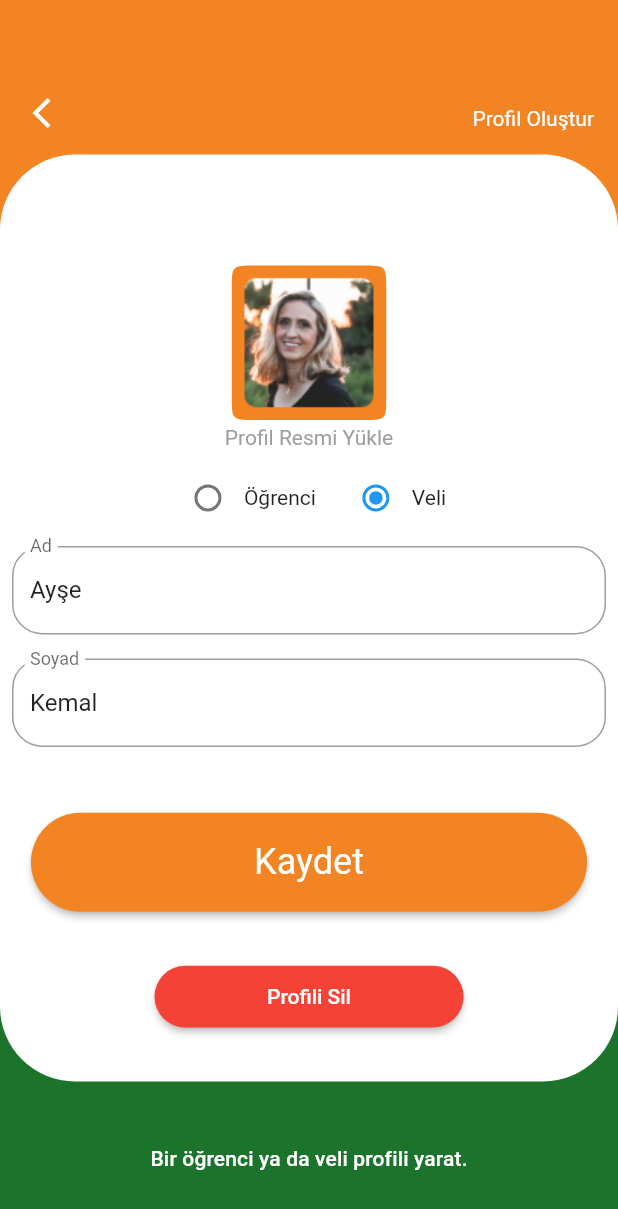
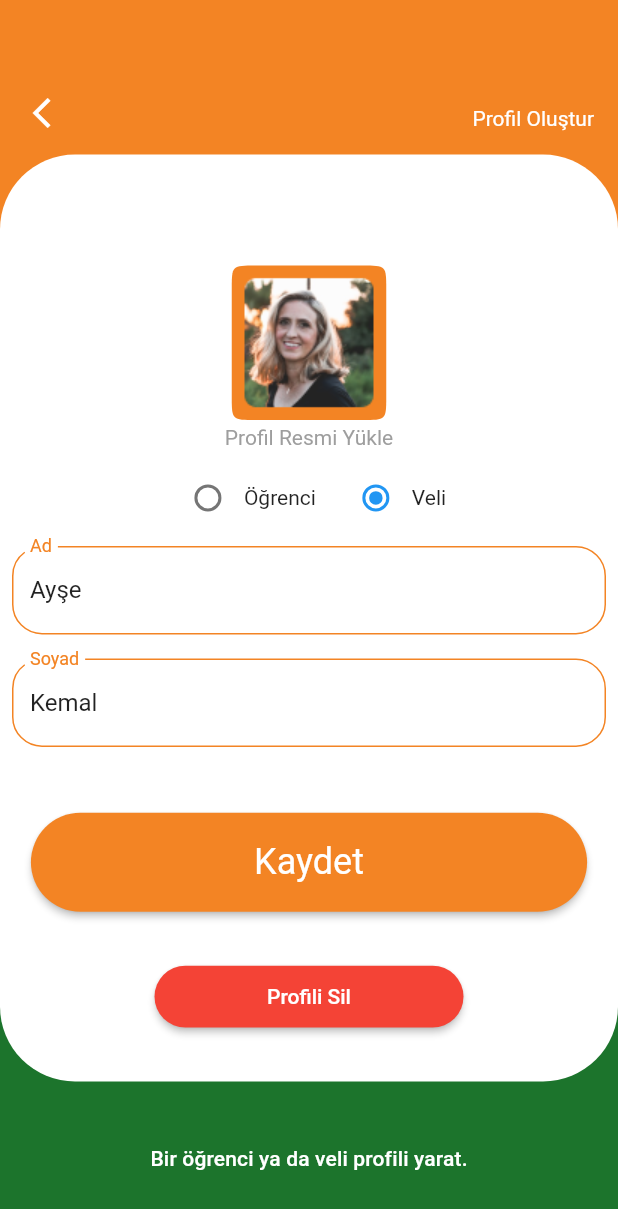
Before and after one commit to hasan-ciftci/dodi, a Flutter app: the CreateProfileExtra screen opened by its route, on a phone screen of 412 x 824 dp. Shown: the top 1209 px of the screen. Run offline on Flutter 3.47's test engine with Material 2 defaults, Android fonts, the phone set to English and light mode, and no system bars; our stand-ins replace charts_flutter.

Commit message:
Create profile/extra  views textfield style changed due to different states.

```diff
--- a/lib/view/create_profile_extra.dart
+++ b/lib/view/create_profile_extra.dart
@@ -12,6 +12,13 @@ class CreateProfileExtra extends StatefulWidget {
 class _CreateProfileExtraState extends State<CreateProfileExtra> {
   ProfileType _profileType = ProfileType.Parent;
   bool isProfilePictureSelected = false;
+  TextEditingController _nameController = TextEditingController(text: "Ayşe");
+  TextEditingController _lastNameController =
+      TextEditingController(text: "Kemal");
+  bool isNameFieldValid = true;
+  bool isLastNameFieldValid = true;
+  bool isSaveButtonActive = true;
+
   @override
   Widget build(BuildContext context) {
     Size size = MediaQuery.of(context).size;
@@ -68,6 +75,7 @@ class _CreateProfileExtraState extends State<CreateProfileExtra> {
             color: Colors.white,
           ),
           child: Form(
+            onChanged: checkFormIsValid,
             child: Column(
               children: [
                 SizedBox(height: size.height * .08),
@@ -176,13 +184,31 @@ class _CreateProfileExtraState extends State<CreateProfileExtra> {
     return Padding(
       padding: EdgeInsets.all(8.0),
       child: TextFormField(
-        initialValue: "Ayşe",
+        controller: _nameController,
         decoration: InputDecoration(
-          labelText: "Ad",
-          border: OutlineInputBorder(
+          focusedBorder: OutlineInputBorder(
+            borderSide: BorderSide(
+                color: isNameFieldValid
+                    ? Theme.of(context).backgroundColor
+                    : Colors.grey),
             borderRadius: BorderRadius.all(
               Radius.circular(20.0),
             ),
+          ),
+          enabledBorder: OutlineInputBorder(
+            borderSide: BorderSide(
+                color: isNameFieldValid
+                    ? Theme.of(context).backgroundColor
+                    : Colors.grey),
+            borderRadius: BorderRadius.all(
+              Radius.circular(20.0),
+            ),
+          ),
+          labelText: "Ad",
+          labelStyle: TextStyle(
+            color: isNameFieldValid
+                ? Theme.of(context).backgroundColor
+                : Colors.grey,
           ),
         ),
       ),
@@ -193,13 +219,31 @@ class _CreateProfileExtraState extends State<CreateProfileExtra> {
     return Padding(
       padding: EdgeInsets.all(8.0),
       child: TextFormField(
-        initialValue: "Kemal",
+        controller: _lastNameController,
         decoration: InputDecoration(
-          labelText: "Soyad",
-          border: OutlineInputBorder(
+          focusedBorder: OutlineInputBorder(
+            borderSide: BorderSide(
+                color: isLastNameFieldValid
+                    ? Theme.of(context).backgroundColor
+                    : Colors.grey),
             borderRadius: BorderRadius.all(
               Radius.circular(20.0),
             ),
+          ),
+          enabledBorder: OutlineInputBorder(
+            borderSide: BorderSide(
+                color: isLastNameFieldValid
+                    ? Theme.of(context).backgroundColor
+                    : Colors.grey),
+            borderRadius: BorderRadius.all(
+              Radius.circular(20.0),
+            ),
+          ),
+          labelText: "Soyad",
+          labelStyle: TextStyle(
+            color: isLastNameFieldValid
+                ? Theme.of(context).backgroundColor
+                : Colors.grey,
           ),
         ),
       ),
@@ -211,9 +255,11 @@ class _CreateProfileExtraState extends State<CreateProfileExtra> {
       height: size.height * .08,
       width: size.width * .9,
       child: ElevatedButton(
-        onPressed: () {
-          Navigator.of(context).pushNamed("/chooseProfileExtra");
-        },
+        onPressed: isSaveButtonActive
+            ? () {
+                Navigator.of(context).pushNamed("/chooseProfileExtra");
+              }
+            : null,
         child: Text(
           "Kaydet",
           style: Theme.of(context)
@@ -268,4 +314,32 @@ class _CreateProfileExtraState extends State<CreateProfileExtra> {
       ],
     );
   }
+
+  bool get checkNameFieldFilled =>
+      _nameController.text != null && _nameController.text.isNotEmpty;
+
+  bool get checkLastNameFieldFilled =>
+      _lastNameController.text != null && _lastNameController.text.isNotEmpty;
+
+  bool get checkFormFieldsAreComplete =>
+      checkNameFieldFilled && checkLastNameFieldFilled;
+
+  void checkFormIsValid() {
+    bool statusChanged = false;
+    if (checkFormFieldsAreComplete != isSaveButtonActive) {
+      isSaveButtonActive = !isSaveButtonActive;
+      statusChanged = true;
+    }
+    if (isNameFieldValid != checkNameFieldFilled) {
+      isNameFieldValid = !isNameFieldValid;
+      statusChanged = true;
+    }
+    if (isLastNameFieldValid != checkLastNameFieldFilled) {
+      isLastNameFieldValid = !isLastNameFieldValid;
+      statusChanged = true;
+    }
+    if (statusChanged) {
+      setState(() {});
+    }
+  }
 }
```
Also changed, not shown: lib/view/create_profile_view.dart (+83 -8 lines).
